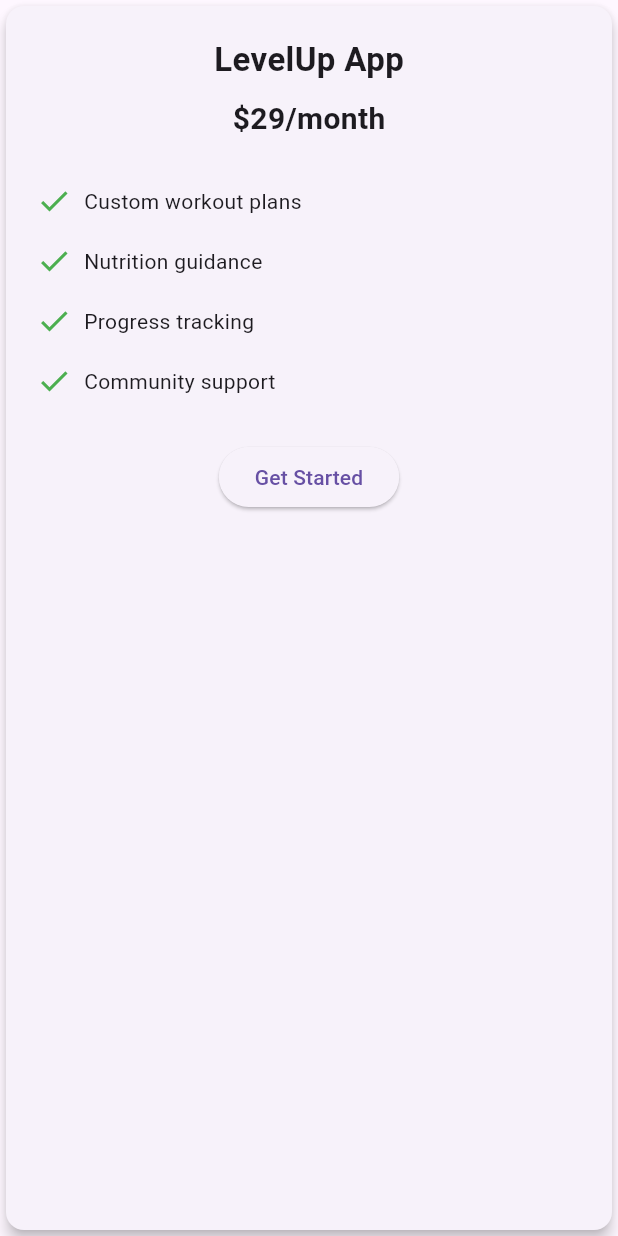
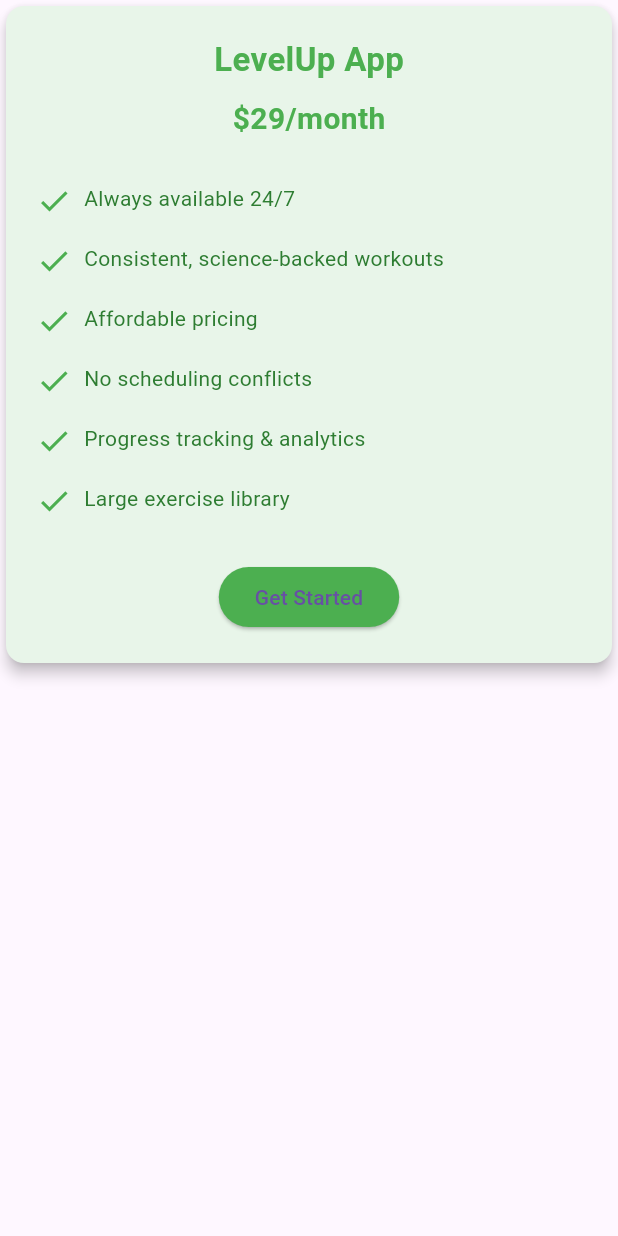
Before and after one commit to nickmeinhold/level_up, a Flutter app: the PricingCard widget shown alone on an empty page, opened directly, on a phone screen of 412 x 824 dp. Run offline on Flutter 3.47's test engine with Material 3 defaults, Android fonts, the phone set to English and light mode, and no system bars; our stand-ins replace chewie, cloud_firestore, firebase_auth, firebase_core, go_router, video_player; missing offline and left inert: level_up_shared; accounts and stored records are empty; network calls fail; statements that could not run were skipped.

Commit message:
Update pricing to compare levelup to PT

```diff
--- a/apps/level_up_web/lib/widgets/pricing_section.dart
+++ b/apps/level_up_web/lib/widgets/pricing_section.dart
@@ -1,46 +1,93 @@
 import 'package:flutter/material.dart';
-import 'package:go_router/go_router.dart';
 
 class PricingSection extends StatelessWidget {
   const PricingSection({super.key});
 
   @override
   Widget build(BuildContext context) {
+    return SingleChildScrollView(
+      child: Padding(
+        padding: const EdgeInsets.all(20),
+        child: Column(
+          children: [
+            const Text(
+              'Why Choose LevelUp Over a Personal Trainer?',
+              style: TextStyle(fontSize: 28, fontWeight: FontWeight.bold),
+              textAlign: TextAlign.center,
+            ),
+            const SizedBox(height: 20),
+            // For mobile responsiveness
+            LayoutBuilder(
+              builder: (context, constraints) {
+                if (constraints.maxWidth > 800) {
+                  // Desktop/tablet layout
+                  return Row(
+                    mainAxisAlignment: MainAxisAlignment.center,
+                    children: [
+                      ConstrainedBox(
+                        constraints: const BoxConstraints(maxWidth: 400),
+                        child: _buildLevelUpCard(),
+                      ),
+                      const SizedBox(width: 40),
+                      ConstrainedBox(
+                        constraints: const BoxConstraints(maxWidth: 400),
+                        child: _buildTrainerCard(),
+                      ),
+                    ],
+                  );
+                } else {
+                  // Mobile layout - vertical stacking
                   return Column(
                     children: [
-        const Text(
-          'Affordable Excellence',
-          style: TextStyle(fontSize: 28, fontWeight: FontWeight.bold),
+                      ConstrainedBox(
+                        constraints: const BoxConstraints(maxWidth: 400),
+                        child: _buildLevelUpCard(),
                       ),
                       const SizedBox(height: 20),
-        Row(
-          mainAxisAlignment: MainAxisAlignment.center,
-          children: [
-            PricingCard(
+                      ConstrainedBox(
+                        constraints: const BoxConstraints(maxWidth: 400),
+                        child: _buildTrainerCard(),
+                      ),
+                    ],
+                  );
+                }
+              },
+            ),
+          ],
+        ),
+      ),
+    );
+  }
+
+  Widget _buildLevelUpCard() {
+    return PricingCard(
       title: 'LevelUp App',
       price: '\$29/month',
       features: const [
-                'Custom workout plans',
-                'Nutrition guidance',
-                'Progress tracking',
-                'Community support',
+        'Always available 24/7',
+        'Consistent, science-backed workouts',
+        'Affordable pricing',
+        'No scheduling conflicts',
+        'Progress tracking & analytics',
+        'Large exercise library',
       ],
-            ),
-            const SizedBox(width: 40),
-            PricingCard(
+      isPositive: true,
+    );
+  }
+
+  Widget _buildTrainerCard() {
+    return PricingCard(
       title: 'Personal Trainer',
-              price: '\$99/month',
+      price: '\$99+/session',
       features: const [
-                'Everything in LevelUp App',
-                '1-on-1 video sessions',
-                'Customized coaching',
-                'Priority support',
+        'Limited availability',
+        'Inconsistent quality between trainers',
+        'Expensive sessions',
+        'Scheduling conflicts common',
+        'Manual progress tracking',
+        'Limited exercise knowledge',
       ],
-              isFeatured: true,
-            ),
-          ],
-        ),
-      ],
+      isPositive: false,
     );
   }
 }
@@ -49,56 +96,74 @@ class PricingCard extends StatelessWidget {
   final String title;
   final String price;
   final List<String> features;
-  final bool isFeatured;
+  final bool isPositive;
 
   const PricingCard({
     super.key,
     required this.title,
     required this.price,
     required this.features,
-    this.isFeatured = false,
+    this.isPositive = true,
   });
 
   @override
   Widget build(BuildContext context) {
     return Card(
       elevation: 4,
-      color: isFeatured ? Colors.blue[50] : null,
+      color: isPositive ? Colors.green[50] : Colors.red[50],
       child: Padding(
         padding: const EdgeInsets.all(20),
         child: Column(
+          mainAxisSize: MainAxisSize.min,
           children: [
             Text(
               title,
               style: TextStyle(
                 fontSize: 22,
                 fontWeight: FontWeight.bold,
-                color: isFeatured ? Colors.blue : null,
+                color: isPositive ? Colors.green : Colors.red,
               ),
             ),
             const SizedBox(height: 10),
             Text(
               price,
-              style: const TextStyle(fontSize: 20, fontWeight: FontWeight.bold),
+              style: TextStyle(
+                fontSize: 20,
+                fontWeight: FontWeight.bold,
+                color: isPositive ? Colors.green : Colors.red,
+              ),
             ),
             const SizedBox(height: 20),
             ...features.map(
               (feature) => Padding(
                 padding: const EdgeInsets.symmetric(vertical: 8),
                 child: Row(
+                  crossAxisAlignment: CrossAxisAlignment.start,
                   children: [
-                    const Icon(Icons.check, color: Colors.green),
+                    Icon(
+                      isPositive ? Icons.check : Icons.close,
+                      color: isPositive ? Colors.green : Colors.red,
+                    ),
                     const SizedBox(width: 8),
-                    Text(feature),
+                    Expanded(
+                      child: Text(
+                        feature,
+                        style: TextStyle(
+                          color:
+                              isPositive ? Colors.green[800] : Colors.red[800],
+                        ),
+                      ),
+                    ),
                   ],
                 ),
               ),
             ),
             const SizedBox(height: 20),
+            if (isPositive)
               ElevatedButton(
-              onPressed: () => context.push('/signup'),
+                onPressed: () {},
                 style: ElevatedButton.styleFrom(
-                backgroundColor: isFeatured ? Colors.blue : null,
+                  backgroundColor: isPositive ? Colors.green : Colors.red,
                 ),
                 child: const Text('Get Started'),
               ),
```
Lines whose indentation alone changed are shown as unchanged.
